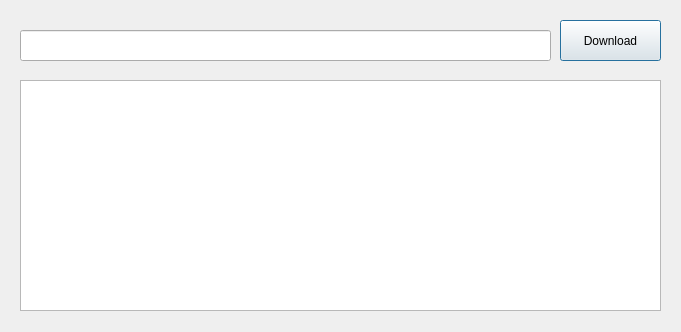
This is src/ui/download_song_dialog.ui in III-koda/qt-music as Qt 5 draws it before an edit. The edited form follows.
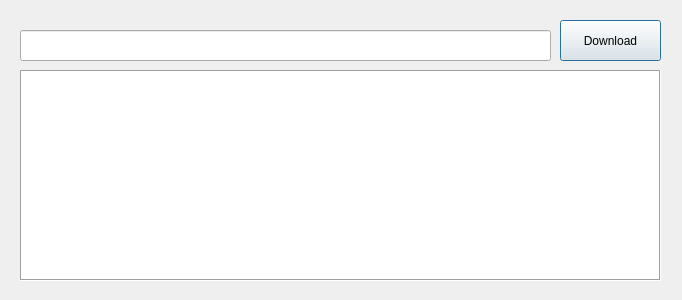
This is the edited form. Icons and pictures are not drawn.

The edit to the form file:
```diff
--- a/src/ui/download_song_dialog.ui
+++ b/src/ui/download_song_dialog.ui
@@ -6,8 +6,8 @@
    <rect>
     <x>0</x>
     <y>0</y>
-    <width>681</width>
-    <height>332</height>
+    <width>682</width>
+    <height>300</height>
    </rect>
   </property>
   <property name="sizePolicy">
@@ -57,23 +57,29 @@
     <iconset theme="document-save"/>
    </property>
   </widget>
-  <widget class="QListView" name="download_job_list">
+  <widget class="QListWidget" name="download_progress_list">
    <property name="geometry">
     <rect>
      <x>20</x>
-     <y>80</y>
+     <y>70</y>
      <width>641</width>
-     <height>231</height>
+     <height>211</height>
     </rect>
    </property>
-   <property name="sizePolicy">
-    <sizepolicy hsizetype="Expanding" vsizetype="Expanding">
-     <horstretch>0</horstretch>
-     <verstretch>0</verstretch>
-    </sizepolicy>
+   <property name="frameShape">
+    <enum>QFrame::Box</enum>
    </property>
-   <property name="contextMenuPolicy">
-    <enum>Qt::ActionsContextMenu</enum>
+   <property name="frameShadow">
+    <enum>QFrame::Sunken</enum>
+   </property>
+   <property name="movement">
+    <enum>QListView::Snap</enum>
+   </property>
+   <property name="spacing">
+    <number>5</number>
+   </property>
+   <property name="viewMode">
+    <enum>QListView::ListMode</enum>
    </property>
   </widget>
  </widget>
```
